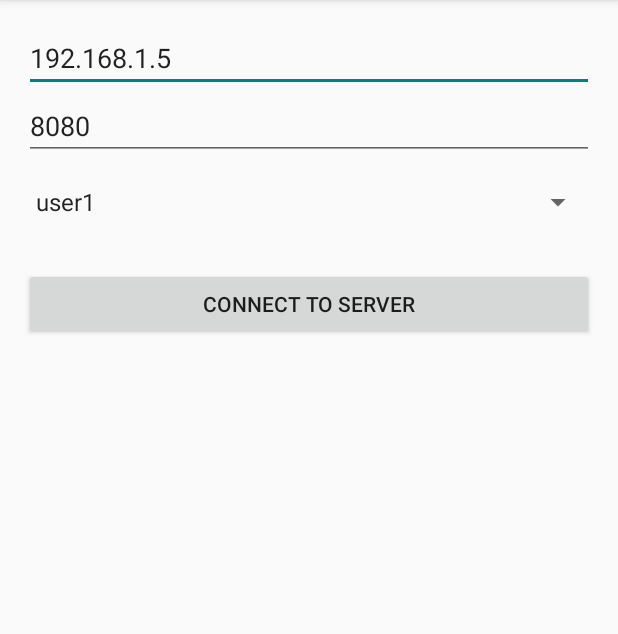
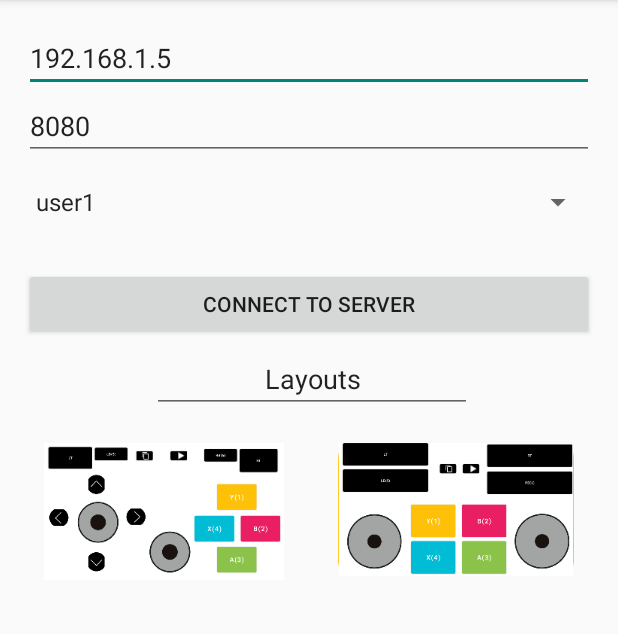
Before and after one commit to Null3rror/Xbox-Remote-Controller-Android-App, an Android app: the screen it shows after launch (MainActivity), on a phone screen of 412 x 824 dp, the part 84-718 px from its top. Run offline under Robolectric (Android 15) with nearby library versions, the phone set to English and light mode, and no system bars.

Commit message:
Add second layout to MainActivity

```diff
--- a/android_feeder/app/src/main/AndroidManifest.xml
+++ b/android_feeder/app/src/main/AndroidManifest.xml
@@ -15,6 +15,9 @@
         <activity android:name=".Layout"
             android:screenOrientation="landscape">
         </activity>
+        <activity android:name=".MinimalLayout"
+            android:screenOrientation="landscape">
+        </activity>
         <activity android:name=".MainActivity">
             <intent-filter>
                 <action android:name="android.intent.action.MAIN" />
--- a/android_feeder/app/src/main/java/com/example/androidclient/MainActivity.java
+++ b/android_feeder/app/src/main/java/com/example/androidclient/MainActivity.java
@@ -4,9 +4,11 @@ import androidx.appcompat.app.AppCompatActivity;
 import android.content.Intent;
 import android.os.Bundle;
 import android.annotation.SuppressLint;
+import android.util.Log;
 import android.view.View;
 import android.widget.Button;
 import android.widget.EditText;
+import android.widget.ImageView;
 import android.widget.Spinner;
 import android.widget.TextView;
 
@@ -26,6 +28,7 @@ public class MainActivity extends AppCompatActivity {
     Spinner user;
     TextView tvMessages;
     Button btnConnect;
+    ImageView layout1, miniamlLayout;
     String SERVER_IP;
     int SERVER_PORT;
     private String message;
@@ -38,60 +41,46 @@ public class MainActivity extends AppCompatActivity {
         user = findViewById(R.id.spinner1);
         tvMessages = findViewById(R.id.tvMessages);
         btnConnect = findViewById(R.id.btnConnect);
+        layout1 = findViewById(R.id.layout1);
+        miniamlLayout = findViewById(R.id.minimalLayout);
+
+        layout1.setOnClickListener(new View.OnClickListener(){
+            public void onClick(View v) {
+                Log.d("layout", " layout1");
+                connectToServer();
+                Intent layout = new Intent(MainActivity.this, Layout.class);
+                startActivity(layout);
+            }
+        });
+
+        miniamlLayout.setOnClickListener(new View.OnClickListener(){
+            public void onClick(View v) {
+                Log.d("TAG", " minimalLayout");
+                connectToServer();
+                Intent layout = new Intent(MainActivity.this, MinimalLayout.class);
+                startActivity(layout);
+            }
+        });
 
         btnConnect.setOnClickListener(new View.OnClickListener() {
             @Override
             public void onClick(View v) {
 
-                tvMessages.setText("");
-                SERVER_IP = etIP.getText().toString().trim();
-                SERVER_PORT = Integer.parseInt(etPort.getText().toString().trim());
-
-                Connection connection = Connection.getInstance();
-                connection.createConnection(SERVER_IP, SERVER_PORT);
+                connectToServer();
                 Intent layout = new Intent(MainActivity.this, Layout.class);
                 startActivity(layout);
             }
         });
 
     }
-    private PrintWriter output;
-    private BufferedReader input;
 
+    private void connectToServer(){
+        tvMessages.setText("");
+        SERVER_IP = etIP.getText().toString().trim();
+        SERVER_PORT = Integer.parseInt(etPort.getText().toString().trim());
 
-    class Thread1 implements Runnable { //establish connection
-        public void run() {
-
-//            Socket socket;
-//            try {
-//
-//                socket = new Socket(SERVER_IP, SERVER_PORT);
-//                output = new PrintWriter(socket.getOutputStream());
-//                input = new BufferedReader(new InputStreamReader(socket.getInputStream()));
-//
-//                String userSelected = String.valueOf(user.getSelectedItem());
-//                output.flush();
-//                output.write("@@"+ userSelected);
-////                output.flush();
-//
-//
-//                runOnUiThread(new Runnable() {
-//                    @Override
-//                    public void run() {
-//                        tvMessages.setText("Connected\n");
-//                    }
-//                });
-//
-//                new Thread(new Thread2()).start();
-//
-////                String message = "123";
-////                new Thread(new Thread3()).start();
-//
-//
-//            } catch (IOException e) {
-//                e.printStackTrace();
-//            }
-        }
+        Connection connection = Connection.getInstance();
+        connection.createConnection(SERVER_IP, SERVER_PORT);
     }
 
 }
--- /dev/null
+++ b/android_feeder/app/src/main/res/drawable/highlight.xml
@@ -0,0 +1,8 @@
+<?xml version="1.0" encoding="utf-8"?>
+<shape xmlns:android="http://schemas.android.com/apk/res/android"
+    android:shape="rectangle">
+    <corners android:radius="5dp"/>
+    <solid android:color="@android:color/transparent"/>
+    <stroke android:color="#FFC830"
+        android:width="10dp"/>
+</shape>
--- a/android_feeder/app/src/main/res/layout/activity_layout.xml
+++ b/android_feeder/app/src/main/res/layout/activity_layout.xml
@@ -207,8 +207,8 @@
         android:padding="5dp"
         android:scaleType="centerCrop"
         android:src="@drawable/right_arrow"
-        app:layout_constraintStart_toEndOf="@+id/imageButtonLeft"
-        tools:layout_editor_absoluteY="199dp" />
+        app:layout_constraintBottom_toTopOf="@+id/rightJoystickView"
+        app:layout_constraintStart_toEndOf="@+id/imageButtonLeft" />
 
     <ImageButton
         android:id="@+id/imageButtonLeft"
--- a/android_feeder/app/src/main/res/layout/activity_main.xml
+++ b/android_feeder/app/src/main/res/layout/activity_main.xml
@@ -1,5 +1,6 @@
 <?xml version = "1.0" encoding = "utf-8"?>
 <RelativeLayout xmlns:android = "http://schemas.android.com/apk/res/android"
+    xmlns:app="http://schemas.android.com/apk/res-auto"
     xmlns:tools = "http://schemas.android.com/tools"
     android:layout_width = "match_parent"
     android:layout_height = "match_parent"
@@ -46,8 +47,59 @@
         android:layout_height="wrap_content"
         android:layout_below="@+id/btnConnect"
         android:layout_alignParentBottom="true"
-        android:layout_marginBottom="32dp"
+        android:layout_marginTop="-6dp"
+        android:layout_marginBottom="38dp"
+        android:gravity ="center"
         android:inputType="textMultiLine"
         android:textAppearance="@style/Base.TextAppearance.AppCompat.Medium" />
 
+    <ImageView
+        android:id="@+id/layout1"
+        android:layout_width="wrap_content"
+        android:layout_height="wrap_content"
+        android:layout_below="@+id/editTextTextPersonName"
+        android:layout_alignParentStart="true"
+        android:layout_alignParentLeft="true"
+        android:layout_marginStart="13dp"
+        android:layout_marginLeft="13dp"
+        android:layout_marginTop="20dp"
+        android:background="@drawable/highlight"
+        android:clickable="true"
+        android:focusable="true"
+        app:srcCompat="@mipmap/dpadlayout" />
+
+    <EditText
+        android:id="@+id/editTextTextPersonName"
+        android:layout_width="wrap_content"
+        android:layout_height="wrap_content"
+        android:layout_alignTop="@+id/tvMessages"
+        android:layout_alignParentStart="true"
+        android:layout_alignParentLeft="true"
+        android:layout_marginStart="85dp"
+        android:layout_marginLeft="85dp"
+        android:layout_marginTop="9dp"
+        android:gravity="center"
+        android:ems="10"
+        android:inputType="textPersonName"
+        android:text="Layouts" />
+
+    <ImageView
+        android:id="@+id/minimalLayout"
+        android:layout_width="wrap_content"
+        android:layout_height="wrap_content"
+        android:layout_below="@+id/editTextTextPersonName"
+        android:layout_alignParentEnd="true"
+        android:layout_alignParentRight="true"
+        android:layout_marginStart="36dp"
+        android:layout_marginLeft="36dp"
+        android:layout_marginTop="20dp"
+        android:layout_marginEnd="13dp"
+        android:layout_marginRight="13dp"
+        android:layout_toEndOf="@+id/layout1"
+        android:layout_toRightOf="@+id/layout1"
+        android:background="@drawable/highlight"
+        android:clickable="true"
+        android:focusable="true"
+        app:srcCompat="@mipmap/minimal_layout" />
+
 </RelativeLayout>
```
Also changed, not shown: android_feeder/app/src/main/java/com/example/androidclient/MinimalLayout.java (added, +256 -0 lines), android_feeder/app/src/main/res/drawable/imageviewborder.xml (added, +8 -0 lines), android_feeder/app/src/main/res/layout/activity_minimal_layout.xml (added, +167 -0 lines), android_feeder/app/src/main/res/mipmap-xxxhdpi/dpadlayout.png (added), android_feeder/app/src/main/res/mipmap-xxxhdpi/minimal_layout.png (added).
